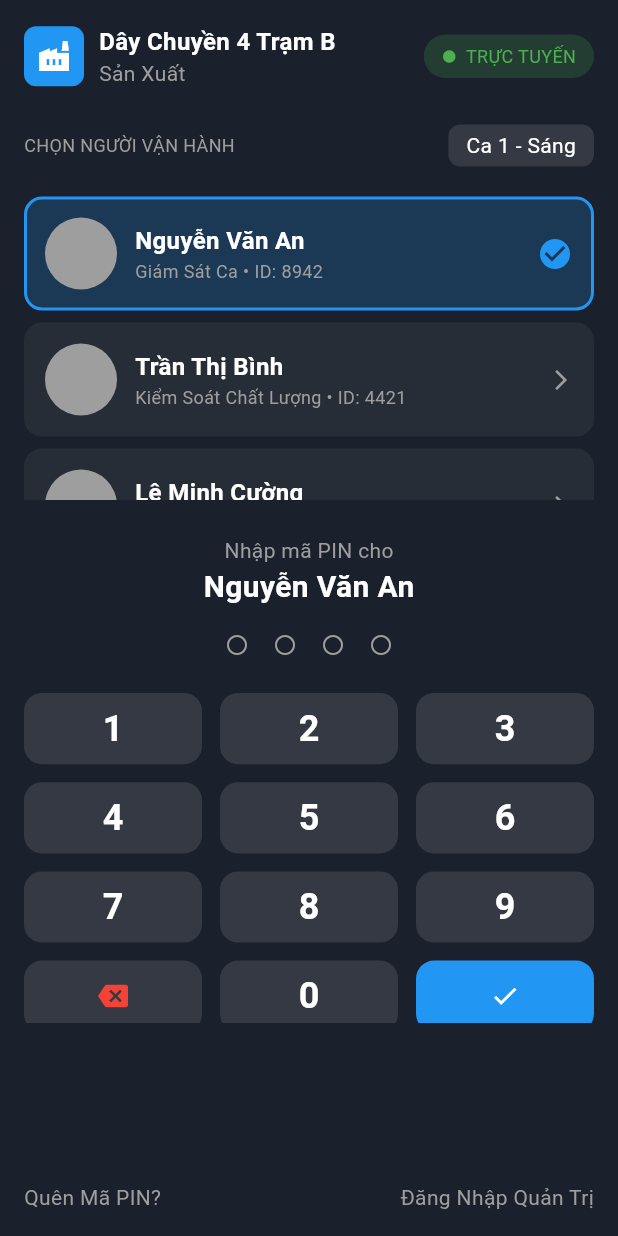
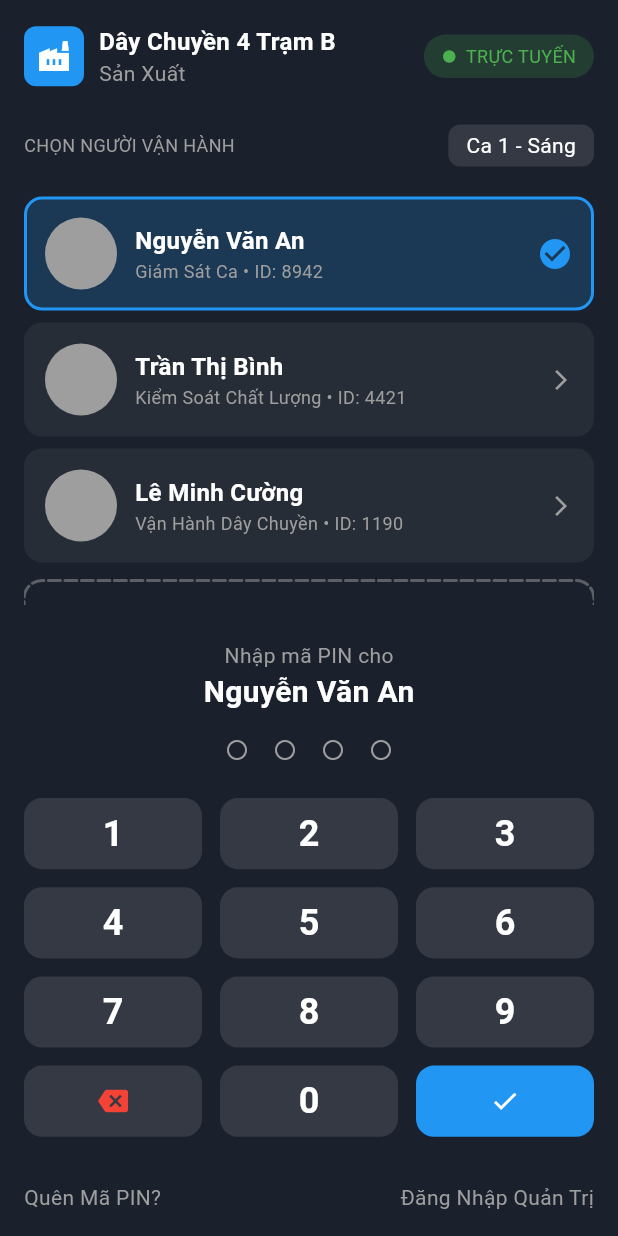
Before and after one commit to tin0206/PDA_App, a Flutter app: the screen it shows after launch, on a phone screen of 412 x 824 dp. Run offline on Flutter 3.47's test engine with Material 3 defaults, Android fonts, the phone set to English and light mode, and no system bars; drawn by our look-alikes of dotted_border; our stand-ins replace device_preview.

Commit message:
Fix layout

```diff
--- a/my_pda/lib/login_screen.dart
+++ b/my_pda/lib/login_screen.dart
@@ -1,5 +1,6 @@
 import 'package:flutter/material.dart';
 import 'package:dotted_border/dotted_border.dart';
+import 'forgot_pin_screen.dart';
 
 class LoginScreen extends StatefulWidget {
   const LoginScreen({super.key});
@@ -111,7 +112,7 @@ class _LoginScreenState extends State<LoginScreen> {
 
   Widget _buildUserSelection() {
     return SizedBox(
-      height: 250, // hoặc Expanded nếu bạn dùng flex
+      height: 320, // hoặc Expanded nếu bạn dùng flex
       child: Column(
         crossAxisAlignment: CrossAxisAlignment.start,
         children: [
@@ -274,7 +275,7 @@ class _LoginScreenState extends State<LoginScreen> {
 
   Widget _buildNumpad() {
     return SizedBox(
-      height: 220,
+      height: 240,
       child: GridView.count(
         crossAxisCount: 3,
         mainAxisSpacing: 12,
@@ -339,11 +340,21 @@ class _LoginScreenState extends State<LoginScreen> {
   }
 
   Widget _buildFooter() {
-    return const Row(
+    return Row(
       mainAxisAlignment: MainAxisAlignment.spaceBetween,
       children: [
-        Text('Quên Mã PIN?', style: TextStyle(color: Colors.grey)),
-        Text('Đăng Nhập Quản Trị', style: TextStyle(color: Colors.grey)),
+        GestureDetector(
+          onTap: () {
+            Navigator.of(context).push(
+              MaterialPageRoute(builder: (context) => const ForgotPinScreen()),
+            );
+          },
+          child: const Text(
+            'Quên Mã PIN?',
+            style: TextStyle(color: Colors.grey),
+          ),
+        ),
+        const Text('Đăng Nhập Quản Trị', style: TextStyle(color: Colors.grey)),
       ],
     );
   }
```
Also changed, not shown: my_pda/lib/forgot_pin_screen.dart (added, +123 -0 lines).
